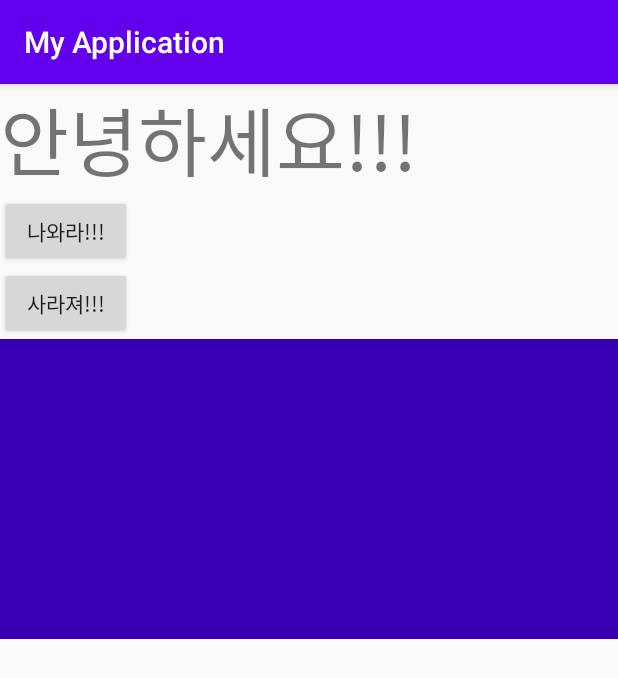
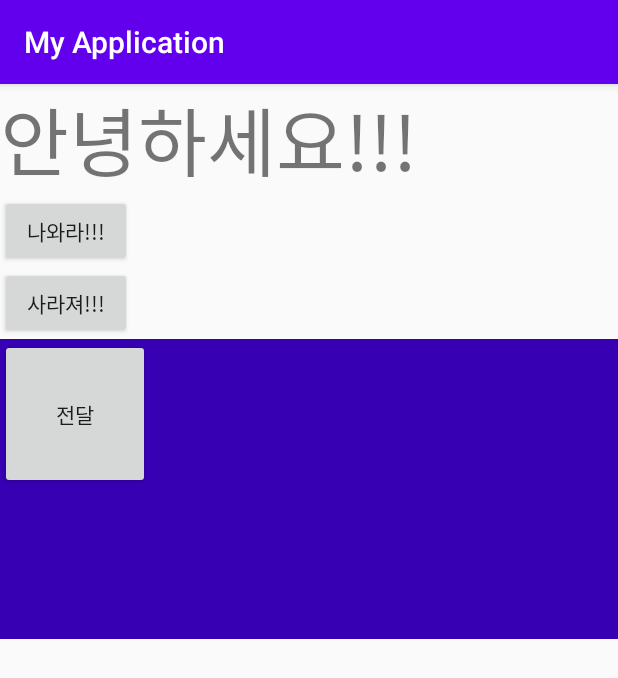
Before and after one commit to shinjjune/kotlin, an Android app: the screen it shows after launch (FragmentActivity), after a tap on "나와라!!!", on a phone screen of 412 x 824 dp. Shown: the top 678 px of the screen. Run offline under Robolectric (Android 15) with nearby library versions, the phone set to English and light mode, and no system bars.

Commit message:
fragment&interface

```diff
--- a/app/src/main/java/com/example/myapplication/FragmentActivity.kt
+++ b/app/src/main/java/com/example/myapplication/FragmentActivity.kt
@@ -6,7 +6,11 @@ import android.util.Log
 import androidx.fragment.app.FragmentManager
 import kotlinx.android.synthetic.main.activity_fragment.*
 
-class FragmentActivity : AppCompatActivity() {
+class FragmentActivity : AppCompatActivity(), FragmentOne.OnDataPassListener {
+
+    override fun onDataPass(data: String?) {
+        Log.d("pass", ""+ data)
+    }
 
     override fun onCreate(savedInstanceState: Bundle?) {
         super.onCreate(savedInstanceState)
--- a/app/src/main/java/com/example/myapplication/FragmentOne.kt
+++ b/app/src/main/java/com/example/myapplication/FragmentOne.kt
@@ -7,15 +7,21 @@ import android.view.LayoutInflater
 import android.view.View
 import android.view.ViewGroup
 import androidx.fragment.app.Fragment
+import kotlinx.android.synthetic.main.fragment_one.*
 
 
 class FragmentOne:Fragment() {
 
+    interface OnDataPassListener {
+        fun onDataPass(data : String?)
+    }
 
+    lateinit var dataPassListener : OnDataPassListener
 
     override fun onAttach(context: Context) {
         Log.d("life_cycle","onAttach")
         super.onAttach(context)
+        dataPassListener = context as OnDataPassListener
     }
 
     override fun onCreate(savedInstanceState: Bundle?) {
@@ -39,6 +45,11 @@ class FragmentOne:Fragment() {
     override fun onViewCreated(view: View, savedInstanceState: Bundle?) {
         Log.d("life_cycle","onViewCreated")
         super.onViewCreated(view, savedInstanceState)
+
+        // Activity 의 Oncreate에서 했던 작업을 여기에서 한다
+        pass.setOnClickListener {
+            dataPassListener.onDataPass("Good Bye")
+        }
     }
 
     override fun onActivityCreated(savedInstanceState: Bundle?) {
--- a/app/src/main/res/layout/fragment_one.xml
+++ b/app/src/main/res/layout/fragment_one.xml
@@ -5,4 +5,10 @@
     android:orientation="vertical"
     android:background="@color/colorPrimaryDark">
 
+    <Button
+        android:id="@+id/pass"
+        android:layout_width="100dp"
+        android:layout_height="100dp"
+        android:text="전달"/>
+
 </LinearLayout>
```
Also changed, not shown: 1 other file.
